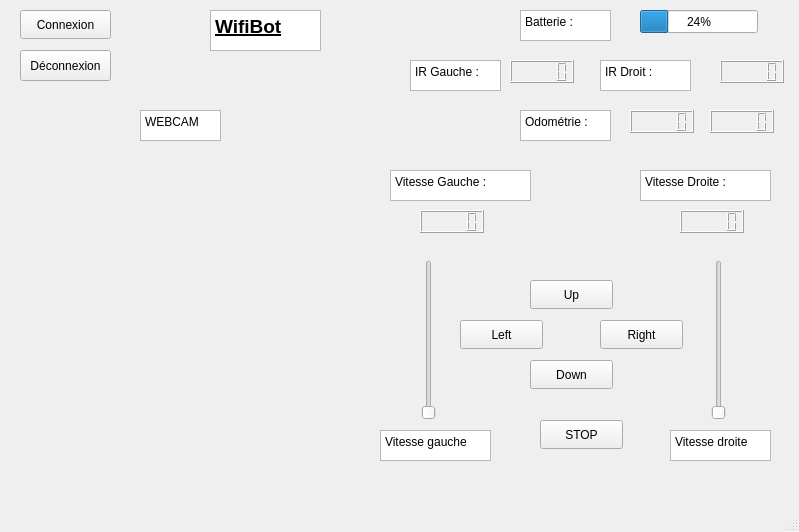
Above: WifiBot/mainwindow.ui from Dalinou/WifiBot before the change. Below: the same form after it.
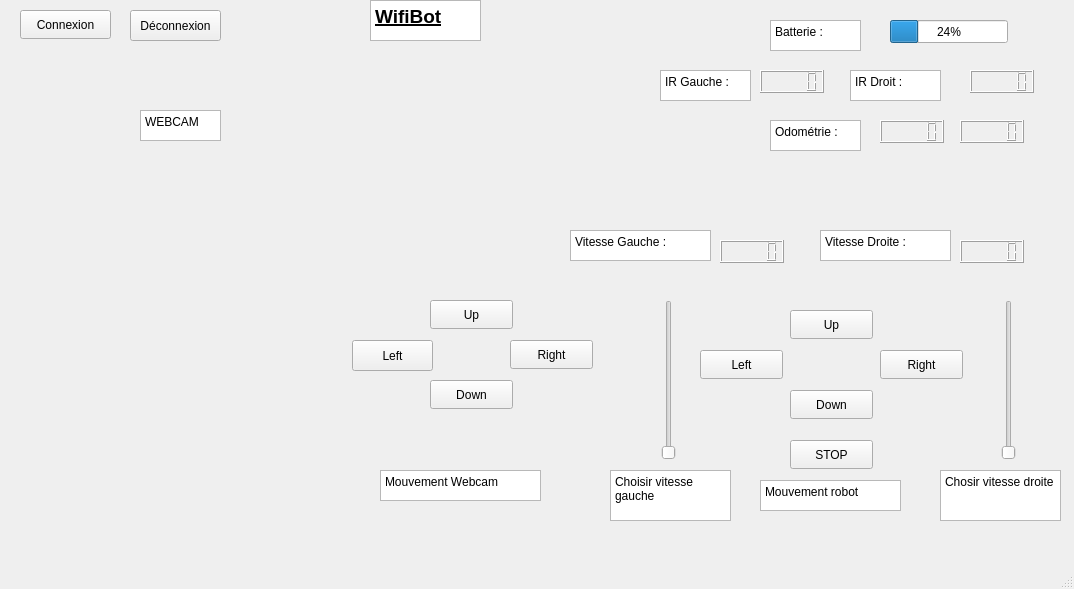
That is the form after the change.

Commit message: Ajout mouvements caméra + quelques modifs de touches et de l'interface

```diff
--- a/WifiBot/mainwindow.ui
+++ b/WifiBot/mainwindow.ui
@@ -6,8 +6,8 @@
    <rect>
     <x>0</x>
     <y>0</y>
-    <width>799</width>
-    <height>532</height>
+    <width>1074</width>
+    <height>589</height>
    </rect>
   </property>
   <property name="windowTitle">
@@ -17,8 +17,8 @@
    <widget class="QPushButton" name="pushButtonUp">
     <property name="geometry">
      <rect>
-      <x>530</x>
-      <y>280</y>
+      <x>790</x>
+      <y>310</y>
       <width>83</width>
       <height>29</height>
      </rect>
@@ -30,8 +30,8 @@
    <widget class="QPushButton" name="pushButton_Left">
     <property name="geometry">
      <rect>
-      <x>460</x>
-      <y>320</y>
+      <x>700</x>
+      <y>350</y>
       <width>83</width>
       <height>29</height>
      </rect>
@@ -43,8 +43,8 @@
    <widget class="QPushButton" name="pushButton_Right">
     <property name="geometry">
      <rect>
-      <x>600</x>
-      <y>320</y>
+      <x>880</x>
+      <y>350</y>
       <width>83</width>
       <height>29</height>
      </rect>
@@ -56,8 +56,8 @@
    <widget class="QPushButton" name="pushButton_Down">
     <property name="geometry">
      <rect>
-      <x>530</x>
-      <y>360</y>
+      <x>790</x>
+      <y>390</y>
       <width>83</width>
       <height>29</height>
      </rect>
@@ -69,8 +69,8 @@
    <widget class="QLCDNumber" name="lcdNumberIR_LEFT">
     <property name="geometry">
      <rect>
-      <x>510</x>
-      <y>60</y>
+      <x>760</x>
+      <y>70</y>
       <width>64</width>
       <height>23</height>
      </rect>
@@ -79,8 +79,8 @@
    <widget class="QProgressBar" name="progressBarBatterie">
     <property name="geometry">
      <rect>
-      <x>640</x>
-      <y>10</y>
+      <x>890</x>
+      <y>20</y>
       <width>118</width>
       <height>23</height>
      </rect>
@@ -92,8 +92,8 @@
    <widget class="QLCDNumber" name="lcdNumber_Odometrie1">
     <property name="geometry">
      <rect>
-      <x>630</x>
-      <y>110</y>
+      <x>880</x>
+      <y>120</y>
       <width>64</width>
       <height>23</height>
      </rect>
@@ -102,8 +102,8 @@
    <widget class="QLCDNumber" name="lcdNumber_Odometrie2">
     <property name="geometry">
      <rect>
-      <x>710</x>
-      <y>110</y>
+      <x>960</x>
+      <y>120</y>
       <width>64</width>
       <height>23</height>
      </rect>
@@ -112,8 +112,8 @@
    <widget class="QTextBrowser" name="IR_Left">
     <property name="geometry">
      <rect>
-      <x>410</x>
-      <y>60</y>
+      <x>660</x>
+      <y>70</y>
       <width>91</width>
       <height>31</height>
      </rect>
@@ -132,8 +132,8 @@
    <widget class="QTextBrowser" name="Batterie">
     <property name="geometry">
      <rect>
-      <x>520</x>
-      <y>10</y>
+      <x>770</x>
+      <y>20</y>
       <width>91</width>
       <height>31</height>
      </rect>
@@ -152,8 +152,8 @@
    <widget class="QTextBrowser" name="Odometrie">
     <property name="geometry">
      <rect>
-      <x>520</x>
-      <y>110</y>
+      <x>770</x>
+      <y>120</y>
       <width>91</width>
       <height>31</height>
      </rect>
@@ -192,8 +192,8 @@
    <widget class="QSlider" name="verticalSliderVitesseGauche">
     <property name="geometry">
      <rect>
-      <x>420</x>
-      <y>260</y>
+      <x>660</x>
+      <y>300</y>
       <width>18</width>
       <height>160</height>
      </rect>
@@ -205,8 +205,8 @@
    <widget class="QSlider" name="verticalSlider_VitesseDroite">
     <property name="geometry">
      <rect>
-      <x>710</x>
-      <y>260</y>
+      <x>1000</x>
+      <y>300</y>
       <width>18</width>
       <height>160</height>
      </rect>
@@ -218,10 +218,10 @@
    <widget class="QTextBrowser" name="textBrowser_5">
     <property name="geometry">
      <rect>
-      <x>380</x>
-      <y>430</y>
-      <width>111</width>
-      <height>31</height>
+      <x>610</x>
+      <y>470</y>
+      <width>121</width>
+      <height>51</height>
      </rect>
     </property>
     <property name="html">
@@ -232,16 +232,16 @@
 li.unchecked::marker { content: &quot;\2610&quot;; }
 li.checked::marker { content: &quot;\2612&quot;; }
 &lt;/style&gt;&lt;/head&gt;&lt;body style=&quot; font-family:'Segoe UI'; font-size:9pt; font-weight:400; font-style:normal;&quot;&gt;
-&lt;p style=&quot; margin-top:0px; margin-bottom:0px; margin-left:0px; margin-right:0px; -qt-block-indent:0; text-indent:0px;&quot;&gt;Vitesse gauche&lt;/p&gt;&lt;/body&gt;&lt;/html&gt;</string>
+&lt;p style=&quot; margin-top:0px; margin-bottom:0px; margin-left:0px; margin-right:0px; -qt-block-indent:0; text-indent:0px;&quot;&gt;Choisir vitesse gauche&lt;/p&gt;&lt;/body&gt;&lt;/html&gt;</string>
     </property>
    </widget>
    <widget class="QTextBrowser" name="textBrowser_6">
     <property name="geometry">
      <rect>
-      <x>670</x>
-      <y>430</y>
-      <width>101</width>
-      <height>31</height>
+      <x>940</x>
+      <y>470</y>
+      <width>121</width>
+      <height>51</height>
      </rect>
     </property>
     <property name="html">
@@ -252,14 +252,14 @@
 li.unchecked::marker { content: &quot;\2610&quot;; }
 li.checked::marker { content: &quot;\2612&quot;; }
 &lt;/style&gt;&lt;/head&gt;&lt;body style=&quot; font-family:'Segoe UI'; font-size:9pt; font-weight:400; font-style:normal;&quot;&gt;
-&lt;p style=&quot; margin-top:0px; margin-bottom:0px; margin-left:0px; margin-right:0px; -qt-block-indent:0; text-indent:0px;&quot;&gt;Vitesse droite&lt;/p&gt;&lt;/body&gt;&lt;/html&gt;</string>
+&lt;p style=&quot; margin-top:0px; margin-bottom:0px; margin-left:0px; margin-right:0px; -qt-block-indent:0; text-indent:0px;&quot;&gt;Chosir vitesse droite&lt;/p&gt;&lt;/body&gt;&lt;/html&gt;</string>
     </property>
    </widget>
    <widget class="QTextBrowser" name="textBrowser_7">
     <property name="geometry">
      <rect>
-      <x>210</x>
-      <y>10</y>
+      <x>370</x>
+      <y>0</y>
       <width>111</width>
       <height>41</height>
      </rect>
@@ -278,18 +278,18 @@
    <widget class="QWidget" name="videoWidget" native="true">
     <property name="geometry">
      <rect>
-      <x>30</x>
+      <x>10</x>
       <y>150</y>
-      <width>341</width>
-      <height>311</height>
+      <width>331</width>
+      <height>251</height>
      </rect>
     </property>
    </widget>
    <widget class="QPushButton" name="pushButton_STOP">
     <property name="geometry">
      <rect>
-      <x>540</x>
-      <y>420</y>
+      <x>790</x>
+      <y>440</y>
       <width>83</width>
       <height>29</height>
      </rect>
@@ -301,8 +301,8 @@
    <widget class="QTextBrowser" name="Odometrie_2">
     <property name="geometry">
      <rect>
-      <x>390</x>
-      <y>170</y>
+      <x>570</x>
+      <y>230</y>
       <width>141</width>
       <height>31</height>
      </rect>
@@ -321,8 +321,8 @@
    <widget class="QTextBrowser" name="Odometrie_3">
     <property name="geometry">
      <rect>
-      <x>640</x>
-      <y>170</y>
+      <x>820</x>
+      <y>230</y>
       <width>131</width>
       <height>31</height>
      </rect>
@@ -341,8 +341,8 @@
    <widget class="QLCDNumber" name="lcdNumber_vitesse_gauche">
     <property name="geometry">
      <rect>
-      <x>420</x>
-      <y>210</y>
+      <x>720</x>
+      <y>240</y>
       <width>64</width>
       <height>23</height>
      </rect>
@@ -351,8 +351,8 @@
    <widget class="QLCDNumber" name="lcdNumber_vitesse_droite">
     <property name="geometry">
      <rect>
-      <x>680</x>
-      <y>210</y>
+      <x>960</x>
+      <y>240</y>
       <width>64</width>
       <height>23</height>
      </rect>
@@ -361,8 +361,8 @@
    <widget class="QPushButton" name="Deconnexion">
     <property name="geometry">
      <rect>
-      <x>20</x>
-      <y>50</y>
+      <x>130</x>
+      <y>10</y>
       <width>91</width>
       <height>31</height>
      </rect>
@@ -374,8 +374,8 @@
    <widget class="QTextBrowser" name="IR_Left_2">
     <property name="geometry">
      <rect>
-      <x>600</x>
-      <y>60</y>
+      <x>850</x>
+      <y>70</y>
       <width>91</width>
       <height>31</height>
      </rect>
@@ -394,8 +394,8 @@
    <widget class="QLCDNumber" name="lcdNumberIR_RIGHT">
     <property name="geometry">
      <rect>
-      <x>720</x>
-      <y>60</y>
+      <x>970</x>
+      <y>70</y>
       <width>64</width>
       <height>23</height>
      </rect>
@@ -414,6 +414,98 @@
      <string>Connexion</string>
     </property>
    </widget>
+   <widget class="QPushButton" name="pushButtonUp_Webcam">
+    <property name="geometry">
+     <rect>
+      <x>430</x>
+      <y>300</y>
+      <width>83</width>
+      <height>29</height>
+     </rect>
+    </property>
+    <property name="text">
+     <string>Up</string>
+    </property>
+   </widget>
+   <widget class="QPushButton" name="pushButtonLeft_Webcam">
+    <property name="geometry">
+     <rect>
+      <x>352</x>
+      <y>340</y>
+      <width>81</width>
+      <height>31</height>
+     </rect>
+    </property>
+    <property name="text">
+     <string>Left</string>
+    </property>
+   </widget>
+   <widget class="QPushButton" name="pushButtonRight_Webcam">
+    <property name="geometry">
+     <rect>
+      <x>510</x>
+      <y>340</y>
+      <width>83</width>
+      <height>29</height>
+     </rect>
+    </property>
+    <property name="text">
+     <string>Right</string>
+    </property>
+   </widget>
+   <widget class="QPushButton" name="pushButtonDown_Webcam">
+    <property name="geometry">
+     <rect>
+      <x>430</x>
+      <y>380</y>
+      <width>83</width>
+      <height>29</height>
+     </rect>
+    </property>
+    <property name="text">
+     <string>Down</string>
+    </property>
+   </widget>
+   <widget class="QTextBrowser" name="Odometrie_4">
+    <property name="geometry">
+     <rect>
+      <x>760</x>
+      <y>480</y>
+      <width>141</width>
+      <height>31</height>
+     </rect>
+    </property>
+    <property name="html">
+     <string>&lt;!DOCTYPE HTML PUBLIC &quot;-//W3C//DTD HTML 4.0//EN&quot; &quot;http://www.w3.org/TR/REC-html40/strict.dtd&quot;&gt;
+&lt;html&gt;&lt;head&gt;&lt;meta name=&quot;qrichtext&quot; content=&quot;1&quot; /&gt;&lt;meta charset=&quot;utf-8&quot; /&gt;&lt;style type=&quot;text/css&quot;&gt;
+p, li { white-space: pre-wrap; }
+hr { height: 1px; border-width: 0; }
+li.unchecked::marker { content: &quot;\2610&quot;; }
+li.checked::marker { content: &quot;\2612&quot;; }
+&lt;/style&gt;&lt;/head&gt;&lt;body style=&quot; font-family:'Segoe UI'; font-size:9pt; font-weight:400; font-style:normal;&quot;&gt;
+&lt;p style=&quot; margin-top:0px; margin-bottom:0px; margin-left:0px; margin-right:0px; -qt-block-indent:0; text-indent:0px;&quot;&gt;Mouvement robot&lt;/p&gt;&lt;/body&gt;&lt;/html&gt;</string>
+    </property>
+   </widget>
+   <widget class="QTextBrowser" name="Odometrie_5">
+    <property name="geometry">
+     <rect>
+      <x>380</x>
+      <y>470</y>
+      <width>161</width>
+      <height>31</height>
+     </rect>
+    </property>
+    <property name="html">
+     <string>&lt;!DOCTYPE HTML PUBLIC &quot;-//W3C//DTD HTML 4.0//EN&quot; &quot;http://www.w3.org/TR/REC-html40/strict.dtd&quot;&gt;
+&lt;html&gt;&lt;head&gt;&lt;meta name=&quot;qrichtext&quot; content=&quot;1&quot; /&gt;&lt;meta charset=&quot;utf-8&quot; /&gt;&lt;style type=&quot;text/css&quot;&gt;
+p, li { white-space: pre-wrap; }
+hr { height: 1px; border-width: 0; }
+li.unchecked::marker { content: &quot;\2610&quot;; }
+li.checked::marker { content: &quot;\2612&quot;; }
+&lt;/style&gt;&lt;/head&gt;&lt;body style=&quot; font-family:'Segoe UI'; font-size:9pt; font-weight:400; font-style:normal;&quot;&gt;
+&lt;p style=&quot; margin-top:0px; margin-bottom:0px; margin-left:0px; margin-right:0px; -qt-block-indent:0; text-indent:0px;&quot;&gt;Mouvement Webcam&lt;/p&gt;&lt;/body&gt;&lt;/html&gt;</string>
+    </property>
+   </widget>
   </widget>
   <widget class="QMenuBar" name="menubar">
    <property name="geometry">
```
Left out of the diff: 2 changed lines with no effect on the pictures. The commit also changes 2 other files.
